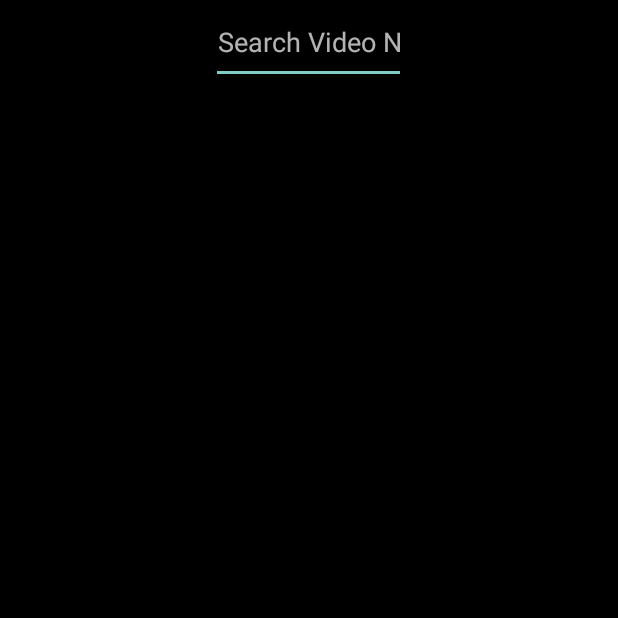
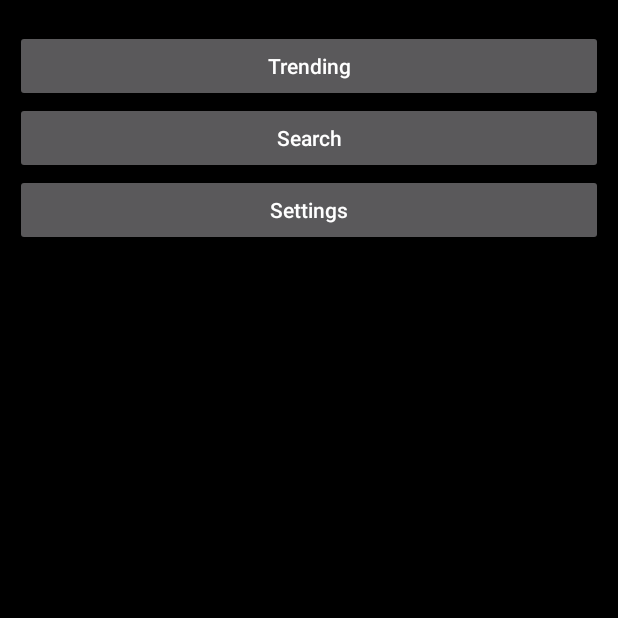
Before and after one commit to LillieH1000/WearTube, an Android app: the screen it shows after launch (Search before the commit, Main after it), on a phone screen of 412 x 824 dp, the top half of it. Run offline under Robolectric (Android 15) with nearby library versions, the phone set to English and light mode, and no system bars.

Commit message:
Add buttons to main page

```diff
--- a/app/src/main/java/h/lillie/weartube/presentation/Main.kt
+++ b/app/src/main/java/h/lillie/weartube/presentation/Main.kt
@@ -7,6 +7,8 @@ import android.net.wifi.WifiManager
 import android.os.Bundle
 import android.os.PowerManager
 import android.os.StrictMode
+import android.widget.Button
+import android.widget.ScrollView
 import androidx.appcompat.app.AppCompatActivity
 import h.lillie.weartube.R
 
@@ -33,7 +35,13 @@ class Main : AppCompatActivity() {
         wakeLock.setReferenceCounted(false)
         wakeLock.acquire()
 
-        startActivity(Intent(this@Main, Search::class.java))
+        val scrollView: ScrollView = findViewById(R.id.scrollView)
+        scrollView.requestFocus()
+
+        val search: Button = findViewById(R.id.search)
+        search.setOnClickListener {
+            startActivity(Intent(this@Main, Search::class.java))
+        }
     }
 
     override fun onDestroy() {
--- a/app/src/main/res/layout/main.xml
+++ b/app/src/main/res/layout/main.xml
@@ -1,8 +1,50 @@
 <?xml version="1.0" encoding="utf-8"?>
-<RelativeLayout
+<ScrollView
     xmlns:android="http://schemas.android.com/apk/res/android"
+    xmlns:tools="http://schemas.android.com/tools"
+    android:id="@+id/scrollView"
     android:layout_width="match_parent"
     android:layout_height="match_parent"
     android:background="@android:color/black">
 
-</RelativeLayout>
+    <LinearLayout
+        android:layout_width="match_parent"
+        android:layout_height="wrap_content"
+        android:layout_marginTop="20dp"
+        android:layout_marginBottom="20dp"
+        android:orientation="vertical"
+        android:clickable="false">
+
+        <Button
+            android:id="@+id/trending"
+            android:layout_width="match_parent"
+            android:layout_height="match_parent"
+            android:layout_marginLeft="10dp"
+            android:layout_marginRight="10dp"
+            android:text="Trending"
+            android:textAllCaps="false"
+            tools:ignore="HardcodedText,RtlHardcoded" />
+
+        <Button
+            android:id="@+id/search"
+            android:layout_width="match_parent"
+            android:layout_height="match_parent"
+            android:layout_marginLeft="10dp"
+            android:layout_marginRight="10dp"
+            android:text="Search"
+            android:textAllCaps="false"
+            tools:ignore="HardcodedText,RtlHardcoded" />
+
+        <Button
+            android:id="@+id/settings"
+            android:layout_width="match_parent"
+            android:layout_height="match_parent"
+            android:layout_marginLeft="10dp"
+            android:layout_marginRight="10dp"
+            android:text="Settings"
+            android:textAllCaps="false"
+            tools:ignore="HardcodedText,RtlHardcoded" />
+
+    </LinearLayout>
+
+</ScrollView>
```
